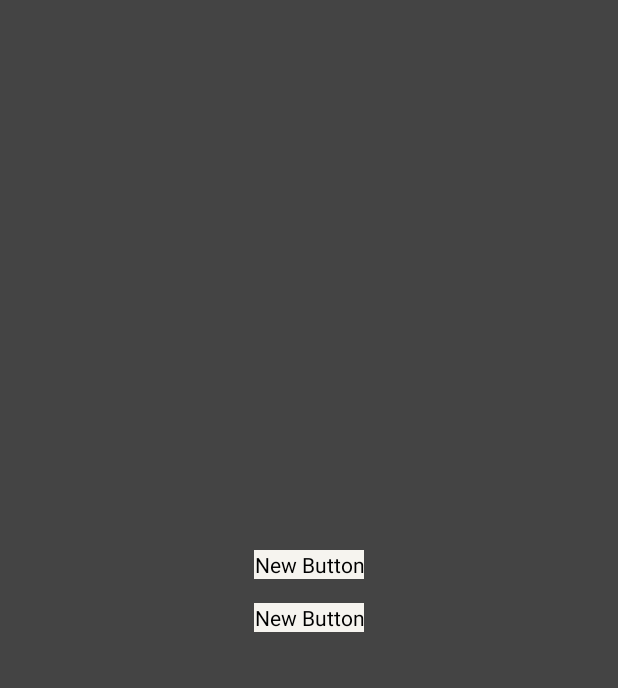
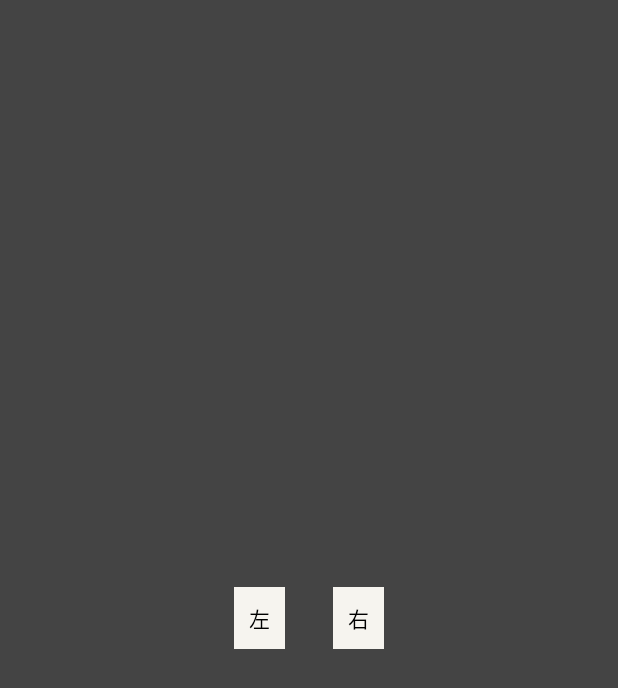
Before and after one commit to song1112/Excape-MemoryFragments, an Android app: the layout choose_layout.xml on its own in the app's theme, with its tools: preview values and no code run, on a phone screen of 412 x 824 dp. Shown: the top 688 px of the screen. Run offline under Robolectric (Android 15) with nearby library versions, the phone set to English and light mode, and no system bars.

Commit message:
modify string.xml & add Level6ChooseSystem

```diff
--- a/app/src/main/AndroidManifest.xml
+++ b/app/src/main/AndroidManifest.xml
@@ -17,6 +17,7 @@
         </activity>
         <activity android:name=".LevelActivity" ></activity>
         <activity android:name=".DramaActivity" ></activity>
+        <activity android:name=".ChooseActivity" ></activity>
     </application>
 
 </manifest>
--- a/app/src/main/res/layout/choose_layout.xml
+++ b/app/src/main/res/layout/choose_layout.xml
@@ -8,26 +8,35 @@
     android:background="#444444">
 
 
+    <LinearLayout
+        android:orientation="horizontal"
+        android:layout_width="match_parent"
+        android:layout_height="match_parent"
+        android:gravity="center_horizontal|center_vertical"
+        android:padding="@dimen/activity_horizontal_margin"
+        android:layout_alignParentBottom="true">
+
         <Button
             style="?android:attr/buttonStyleSmall"
             android:layout_width="wrap_content"
             android:layout_height="wrap_content"
-        android:text="New Button"
+            android:text="左"
             android:id="@+id/monster"
             android:background="#f6f4ef"
-        android:layout_marginTop="@dimen/activity_horizontal_margin"
-        android:layout_centerVertical="true"
-        android:layout_centerHorizontal="true" />
+            android:layout_gravity="center_vertical"
+            android:layout_margin="@dimen/activity_horizontal_margin"
+            android:padding="@dimen/abc_action_bar_overflow_padding_end_material" />
 
         <Button
             style="?android:attr/buttonStyleSmall"
             android:layout_width="wrap_content"
             android:layout_height="wrap_content"
             android:background="#f6f4ef"
-        android:text="New Button"
+            android:text="右"
             android:id="@+id/monk"
-        android:layout_marginTop="@dimen/activity_horizontal_margin"
-        android:layout_above="@+id/monster"
-        android:layout_centerHorizontal="true" />
+            android:layout_gravity="center_vertical"
+            android:layout_margin="@dimen/activity_horizontal_margin"
+            android:padding="@dimen/abc_action_bar_overflow_padding_end_material" />
+    </LinearLayout>
 
 </RelativeLayout>
```
Also changed, not shown: app/src/main/java/com/fantasy/excape/fantasy/ChooseActivity.java (added, +43 -0 lines), app/src/main/java/com/fantasy/excape/fantasy/LevelActivity.java (+15 -2 lines), app/src/main/res/values/strings.xml (+84 -40 lines). Lines whose indentation alone changed are shown as unchanged.
